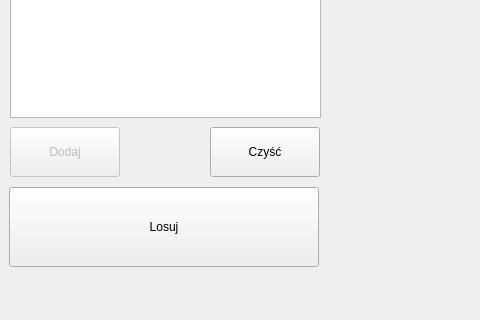
This is mainwindow.ui in smetekwojciech/Losowanie as Qt 5 draws it before an edit; both pictures show x 0 to 480 and y 280 to 600 of the 800 by 600 pixel window. The edited form follows.
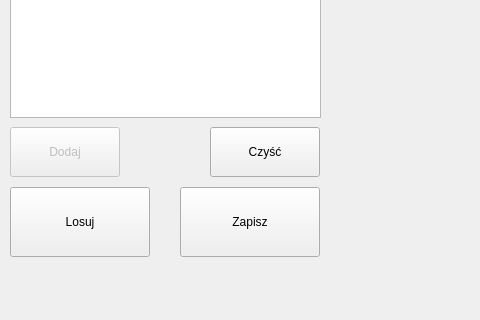
This is the edited form.

Commit message: Basic save prototype added.

```diff
--- a/mainwindow.ui
+++ b/mainwindow.ui
@@ -79,10 +79,10 @@
    <widget class="QPushButton" name="Draw">
     <property name="geometry">
      <rect>
-      <x>9</x>
+      <x>10</x>
       <y>450</y>
-      <width>310</width>
-      <height>80</height>
+      <width>140</width>
+      <height>70</height>
      </rect>
     </property>
     <property name="text">
@@ -154,6 +154,19 @@
      <string>&lt;html&gt;&lt;head/&gt;&lt;body&gt;&lt;p&gt;&lt;span style=&quot; font-size:14pt;&quot;&gt;Drużyny :&lt;/span&gt;&lt;/p&gt;&lt;/body&gt;&lt;/html&gt;</string>
     </property>
    </widget>
+   <widget class="QPushButton" name="Save">
+    <property name="geometry">
+     <rect>
+      <x>180</x>
+      <y>450</y>
+      <width>140</width>
+      <height>70</height>
+     </rect>
+    </property>
+    <property name="text">
+     <string>Zapisz</string>
+    </property>
+   </widget>
   </widget>
   <widget class="QMenuBar" name="menuBar">
    <property name="geometry">
```
The commit also changes 2 other files.
